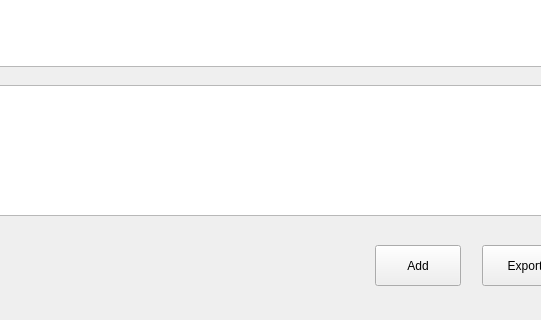
Old version of the form interface/design.ui in the repository Marvin84/reg-gen; both pictures show x 270 to 811 and y 295 to 615 of the 1192 by 615 pixel window.
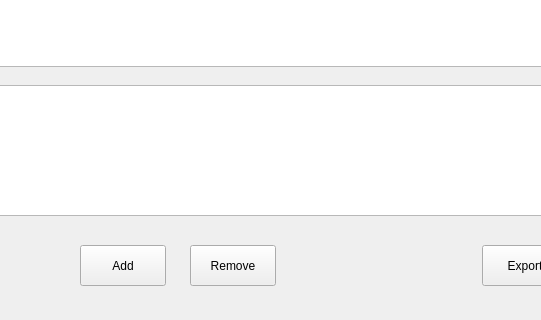
New version of the form.

Commit message: Improved the design for window resizing

Patch:
```diff
--- a/interface/design.ui
+++ b/interface/design.ui
@@ -10,6 +10,12 @@
     <height>615</height>
    </rect>
   </property>
+  <property name="sizePolicy">
+   <sizepolicy hsizetype="Preferred" vsizetype="Preferred">
+    <horstretch>0</horstretch>
+    <verstretch>0</verstretch>
+   </sizepolicy>
+  </property>
   <property name="windowTitle">
    <string>Form</string>
   </property>
@@ -300,7 +306,7 @@
   <widget class="QPushButton" name="pushButtonAdd">
    <property name="geometry">
     <rect>
-     <x>645</x>
+     <x>350</x>
      <y>540</y>
      <width>86</width>
      <height>41</height>
@@ -310,6 +316,19 @@
     <string>Add</string>
    </property>
   </widget>
+  <widget class="QPushButton" name="pushButtonRemove">
+   <property name="geometry">
+    <rect>
+     <x>460</x>
+     <y>540</y>
+     <width>86</width>
+     <height>41</height>
+    </rect>
+   </property>
+   <property name="text">
+    <string>Remove</string>
+   </property>
+  </widget>
  </widget>
  <resources/>
  <connections>
```
Left out of the diff: 10 changed lines with no effect on the pictures. The commit also changes 3 other files.
